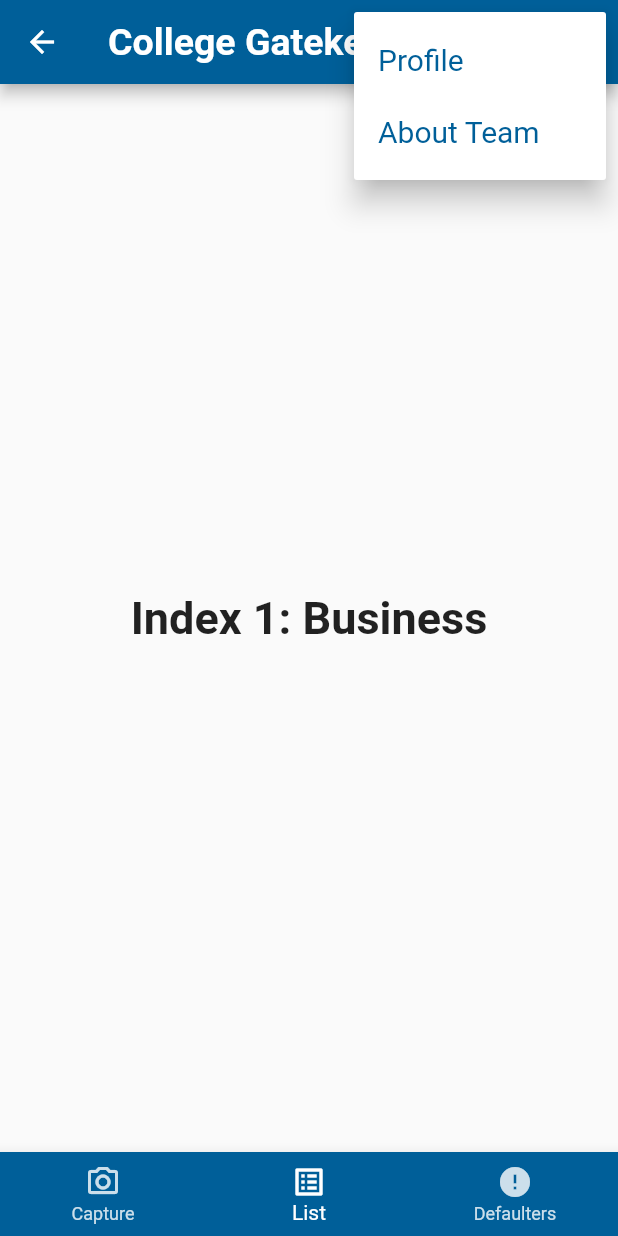
After one commit to superiorsd10/college-gatekeeper, a Flutter app: the HomePage screen opened by its route, item 2 of the bottom bar chosen, after a tap on the "more vert" icon, on a phone screen of 412 x 824 dp. The commit adds this screen. Run offline on Flutter 3.47's test engine with Material 2 defaults, Android fonts, the phone set to English and light mode, and no system bars; our stand-ins replace animated_splash_screen, image_picker; missing offline and left inert: material_color_generator; Roboto replaces fonts that are missing (Source Sans Pro).

Commit message:
Added Home Page and some minor changes

```diff
--- /dev/null
+++ b/lib/utilities/capture_image.dart
@@ -0,0 +1,64 @@
+import 'package:flutter/material.dart';
+import 'package:image_picker/image_picker.dart';
+import 'dart:io';
+
+class ImageCapture extends StatefulWidget {
+  const ImageCapture({super.key});
+
+  @override
+  State<ImageCapture> createState() => _ImageCaptureState();
+}
+
+class _ImageCaptureState extends State<ImageCapture> {
+  File? imageFile;
+
+  @override
+  Widget build(BuildContext context) {
+    double screenHeight = MediaQuery.of(context).size.height;
+    double screenWidth = MediaQuery.of(context).size.width;
+
+    return Column(
+      mainAxisAlignment: MainAxisAlignment.center,
+      // crossAxisAlignment: CrossAxisAlignment.center,
+      children: [
+        Padding(
+          padding: EdgeInsets.symmetric(horizontal: screenWidth / 4),
+          child: SizedBox(
+            height: screenHeight / 23.4,
+            width: screenWidth / 2,
+            child: TextButton(
+              onPressed: _getFromCamera,
+              style: TextButton.styleFrom(
+                backgroundColor: const Color.fromRGBO(0, 131, 37, 1),
+              ),
+              child: const Text(
+                "Capture ID Card",
+                style: TextStyle(
+                  color: Color.fromRGBO(255, 255, 255, 1),
+                  fontSize: 20,
+                  fontWeight: FontWeight.w600,
+                  fontFamily: 'Source Sans Pro',
+                ),
+              ),
+            ),
+          ),
+        ),
+      ],
+    );
+  }
+
+  //! to get the image from camera
+  _getFromCamera() async {
+    XFile? pickedFile = await ImagePicker().pickImage(
+      source: ImageSource.camera,
+      maxWidth: 1800,
+      maxHeight: 1800,
+    );
+    if (pickedFile != null) {
+      setState(() {
+        imageFile = File(pickedFile.path);
+        print(imageFile);
+      });
+    }
+  }
+}
--- /dev/null
+++ b/lib/utilities/home_page.dart
@@ -0,0 +1,126 @@
+import 'package:flutter/material.dart';
+import 'capture_image.dart';
+
+class HomePage extends StatefulWidget {
+  const HomePage({super.key});
+
+  @override
+  State<HomePage> createState() => _HomePageState();
+}
+
+class _HomePageState extends State<HomePage> {
+  int _selectedIndex = 0;
+  static const TextStyle optionStyle =
+      TextStyle(fontSize: 30, fontWeight: FontWeight.bold);
+  static const List<Widget> _widgetOptions = <Widget>[
+    ImageCapture(),
+    Text(
+      'Index 1: Business',
+      style: optionStyle,
+    ),
+    Text(
+      'Index 2: School',
+      style: optionStyle,
+    ),
+  ];
+
+  void _onItemTapped(int index) {
+    setState(() {
+      _selectedIndex = index;
+    });
+  }
+
+  @override
+  Widget build(BuildContext context) {
+    double screenHeight = MediaQuery.of(context).size.height;
+    double screenWidth = MediaQuery.of(context).size.width;
+    return Scaffold(
+      appBar: AppBar(
+        backgroundColor: const Color.fromRGBO(0, 95, 153, 1),
+        title: const Text(
+          "College Gatekeeper",
+          style: TextStyle(
+            color: Colors.white,
+            fontSize: 25,
+            fontWeight: FontWeight.w600,
+            fontFamily: 'Source Sans Pro',
+          ),
+        ),
+        actions: [
+          PopupMenuButton<String>(
+            icon: const Icon(
+              Icons.more_vert,
+              color: Colors.white,
+            ),
+            onSelected: (String result) {
+              switch (result) {
+                case 'Profile':
+                  print('filter 1 clicked');
+                  break;
+                case 'About Team':
+                  print('filter 2 clicked');
+                  break;
+                default:
+              }
+            },
+            itemBuilder: (BuildContext context) => <PopupMenuEntry<String>>[
+              const PopupMenuItem<String>(
+                value: 'Profile',
+                child: Text(
+                  'Profile',
+                  style: TextStyle(
+                    color: Color.fromRGBO(0, 95, 153, 1),
+                    fontSize: 20,
+                    fontWeight: FontWeight.w400,
+                    fontFamily: 'Source Sans Pro',
+                  ),
+                ),
+              ),
+              const PopupMenuItem<String>(
+                value: 'About Team',
+                child: Text(
+                  'About Team',
+                  style: TextStyle(
+                    color: Color.fromRGBO(0, 95, 153, 1),
+                    fontSize: 20,
+                    fontWeight: FontWeight.w400,
+                    fontFamily: 'Source Sans Pro',
+                  ),
+                ),
+              ),
+            ],
+          ),
+        ],
+      ),
+      body: Center(
+        child: _widgetOptions.elementAt(_selectedIndex),
+      ),
+      bottomNavigationBar: BottomNavigationBar(
+        backgroundColor: const Color.fromRGBO(0, 95, 153, 1),
+        unselectedItemColor: const Color.fromRGBO(255, 255, 255, 0.8),
+        selectedItemColor: const Color.fromRGBO(255, 255, 255, 1),
+        items: const <BottomNavigationBarItem>[
+          BottomNavigationBarItem(
+            icon: Icon(
+              Icons.camera_alt_outlined,
+            ),
+            label: 'Capture',
+            // backgroundColor: Color.fromRGBO(0, 95, 153, 1),
+          ),
+          BottomNavigationBarItem(
+            icon: Icon(Icons.list_alt_outlined),
+            label: 'List',
+            // backgroundColor: Color.fromRGBO(0, 95, 153, 1),
+          ),
+          BottomNavigationBarItem(
+            icon: Icon(Icons.error_outlined),
+            label: 'Defaulters',
+            // backgroundColor: Color.fromRGBO(0, 95, 153, 1),
+          ),
+        ],
+        currentIndex: _selectedIndex,
+        onTap: _onItemTapped,
+      ),
+    );
+  }
+}
--- a/lib/utilities/splash_screen.dart
+++ b/lib/utilities/splash_screen.dart
@@ -1,8 +1,10 @@
 import 'package:flutter/material.dart';
 import 'package:animated_splash_screen/animated_splash_screen.dart';
-import 'image_capture.dart';
+import 'home_page.dart';
 import 'register_page.dart';
 import 'login_page.dart';
+import 'forgot_password.dart';
+
 
 class MySplashScreen extends StatelessWidget {
   double screenHeight = 1;
@@ -20,7 +22,7 @@ class MySplashScreen extends StatelessWidget {
       splashIconSize: screenHeight/1.5,
       duration: 2500,
       splashTransition: SplashTransition.fadeTransition,
-      nextScreen: const LoginPage(),
+      nextScreen: const RegisterPage(),
     );
   }
 }
--- a/pubspec.yaml
+++ b/pubspec.yaml
@@ -47,6 +47,7 @@ dependencies:
   flutter_launcher_icons: ^0.13.1
   google_nav_bar: ^5.0.6
   http: ^0.13.5
+  material_color_generator: ^1.1.0
 
 dev_dependencies:
   flutter_test:
```
Also changed, not shown: lib/main.dart (+6 -3 lines), lib/utilities/forgot_password.dart (added, +105 -0 lines), lib/utilities/image_capture.dart (deleted, +0 -41 lines), lib/utilities/login_page.dart (+6 -3 lines), lib/utilities/register_page.dart (+22 -8 lines), pubspec.lock.
